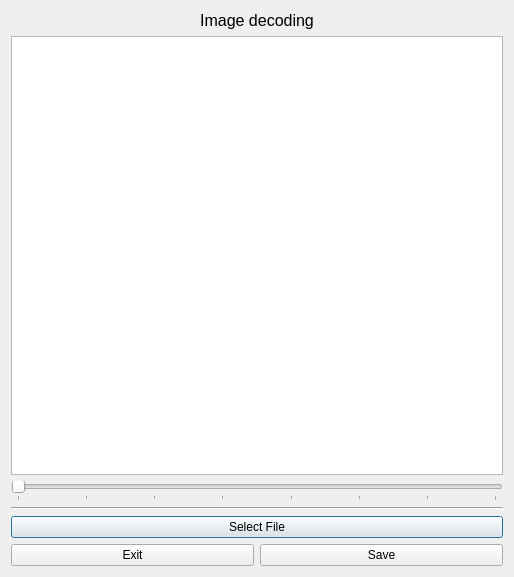
Qt form GUI/xml/decode.ui (Aqcurate/lsb-steganography) before a commit.
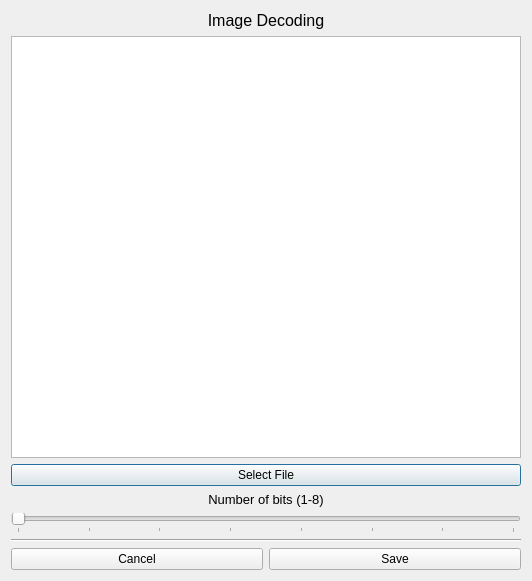
The same form after that commit.

Commit message: Revamp encoding tool. Apply small UI fixes

Diff of the .ui file:
```diff
--- a/GUI/xml/decode.ui
+++ b/GUI/xml/decode.ui
@@ -6,8 +6,8 @@
    <rect>
     <x>0</x>
     <y>0</y>
-    <width>514</width>
-    <height>577</height>
+    <width>532</width>
+    <height>581</height>
    </rect>
   </property>
   <property name="windowTitle">
@@ -24,7 +24,7 @@
         </font>
        </property>
        <property name="text">
-        <string>Image decoding</string>
+        <string>Image Decoding</string>
        </property>
        <property name="alignment">
         <set>Qt::AlignHCenter|Qt::AlignTop</set>
@@ -34,6 +34,28 @@
      <item>
       <widget class="QGraphicsView" name="decode_graphic"/>
      </item>
+     <item>
+      <widget class="QPushButton" name="decode_file_btn">
+       <property name="text">
+        <string>Select File</string>
+       </property>
+      </widget>
+     </item>
+     <item>
+      <widget class="QLabel" name="label_2">
+       <property name="font">
+        <font>
+         <pointsize>10</pointsize>
+        </font>
+       </property>
+       <property name="text">
+        <string>Number of bits (1-8)</string>
+       </property>
+       <property name="alignment">
+        <set>Qt::AlignCenter</set>
+       </property>
+      </widget>
+     </item>
      <item>
       <widget class="QSlider" name="decode_slider">
        <property name="mouseTracking">
@@ -66,19 +88,12 @@
        </property>
       </widget>
      </item>
-     <item>
-      <widget class="QPushButton" name="decode_file_btn">
-       <property name="text">
-        <string>Select File</string>
-       </property>
-      </widget>
-     </item>
      <item>
       <layout class="QHBoxLayout" name="horizontalLayout">
        <item>
         <widget class="QPushButton" name="decode_exit_btn">
          <property name="text">
-          <string>Exit</string>
+          <string>Cancel</string>
          </property>
         </widget>
        </item>
```
Left out of the diff: 5 changed lines with no effect on the pictures. The commit also changes 7 other files.
